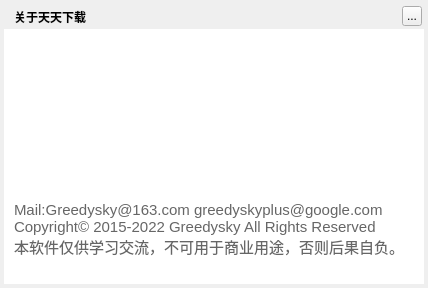
Before: the Qt Designer form TTKModule/TTKWidget/downloadUiKits/downloadmessageaboutdialog.ui in Greedysky/TTKDownloader, drawn with Qt 5.
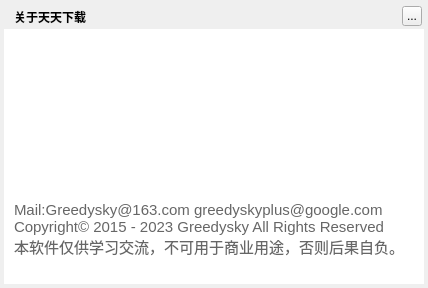
After: the same form once the commit is applied.

Commit message: refactor: Update to latest copyright format[381260]

```diff
--- a/TTKModule/TTKWidget/downloadUiKits/downloadmessageaboutdialog.ui
+++ b/TTKModule/TTKWidget/downloadUiKits/downloadmessageaboutdialog.ui
@@ -104,7 +104,7 @@
     </property>
     <property name="text">
      <string>Mail:Greedysky@163.com greedyskyplus@google.com
-Copyright© 2015-2022 Greedysky All Rights Reserved
+Copyright© 2015 - 2023 Greedysky All Rights Reserved
 本软件仅供学习交流，不可用于商业用途，否则后果自负。</string>
     </property>
    </widget>
```
The commit also changes 137 other files.
